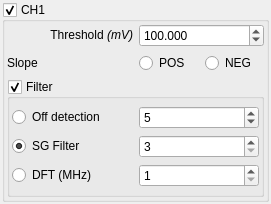
Old version of the form contrib/agilent/libs/ap240w/findslopeform.ui in the repository qtplatz/qtplatz.
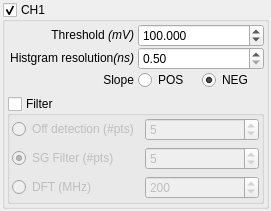
New version of the form.

What changed in the file:
```diff
--- a/contrib/agilent/libs/ap240w/findslopeform.ui
+++ b/contrib/agilent/libs/ap240w/findslopeform.ui
@@ -57,6 +57,9 @@
           <property name="checkable">
            <bool>true</bool>
           </property>
+          <property name="checked">
+           <bool>false</bool>
+          </property>
           <layout class="QGridLayout" name="gridLayout_5">
            <property name="leftMargin">
             <number>2</number>
@@ -75,7 +78,7 @@
              <item row="1" column="0">
               <widget class="QRadioButton" name="radioButton">
                <property name="text">
-                <string>SG Filter</string>
+                <string>SG Filter (#pts)</string>
                </property>
                <property name="checked">
                 <bool>true</bool>
@@ -92,7 +95,7 @@
              <item row="0" column="0">
               <widget class="QRadioButton" name="radioButton_5">
                <property name="text">
-                <string>Off detection</string>
+                <string>Off detection (#pts)</string>
                </property>
               </widget>
              </item>
@@ -120,6 +123,9 @@
                <property name="singleStep">
                 <number>2</number>
                </property>
+               <property name="value">
+                <number>5</number>
+               </property>
               </widget>
              </item>
              <item row="2" column="1">
@@ -130,6 +136,9 @@
                <property name="maximum">
                 <number>1000</number>
                </property>
+               <property name="value">
+                <number>200</number>
+               </property>
               </widget>
              </item>
             </layout>
@@ -139,8 +148,17 @@
         </item>
         <item row="0" column="0">
          <layout class="QVBoxLayout" name="verticalLayout_2">
+          <property name="spacing">
+           <number>0</number>
+          </property>
           <item>
            <layout class="QGridLayout" name="gridLayout_6">
+            <property name="horizontalSpacing">
+             <number>4</number>
+            </property>
+            <property name="verticalSpacing">
+             <number>0</number>
+            </property>
             <item row="0" column="0">
              <widget class="QLabel" name="label">
               <property name="text">
@@ -179,15 +197,11 @@
               </property>
              </widget>
             </item>
-            <item row="1" column="0">
-             <widget class="QLabel" name="label_2">
-              <property name="text">
-               <string>Slope</string>
-              </property>
-             </widget>
-            </item>
-            <item row="1" column="1">
+            <item row="2" column="1">
              <layout class="QHBoxLayout" name="horizontalLayout_2">
+              <property name="spacing">
+               <number>2</number>
+              </property>
               <item>
                <widget class="QRadioButton" name="radioButton_4">
                 <property name="text">
@@ -200,10 +214,46 @@
                 <property name="text">
                  <string>NEG</string>
                 </property>
+                <property name="checked">
+                 <bool>true</bool>
+                </property>
                </widget>
               </item>
              </layout>
             </item>
+            <item row="2" column="0">
+             <widget class="QLabel" name="label_2">
+              <property name="text">
+               <string>Slope</string>
+              </property>
+              <property name="alignment">
+               <set>Qt::AlignRight|Qt::AlignTrailing|Qt::AlignVCenter</set>
+              </property>
+             </widget>
+            </item>
+            <item row="1" column="1">
+             <widget class="QDoubleSpinBox" name="doubleSpinBox_2">
+              <property name="minimum">
+               <double>0.500000000000000</double>
+              </property>
+              <property name="maximum">
+               <double>50.000000000000000</double>
+              </property>
+              <property name="singleStep">
+               <double>0.500000000000000</double>
+              </property>
+             </widget>
+            </item>
+            <item row="1" column="0">
+             <widget class="QLabel" name="label_3">
+              <property name="text">
+               <string>Histgram resolution&lt;i&gt;(ns)&lt;/i&gt;</string>
+              </property>
+              <property name="alignment">
+               <set>Qt::AlignRight|Qt::AlignTrailing|Qt::AlignVCenter</set>
+              </property>
+             </widget>
+            </item>
            </layout>
           </item>
          </layout>
```
Left out of the diff: 2 changed lines with no effect on the pictures.
